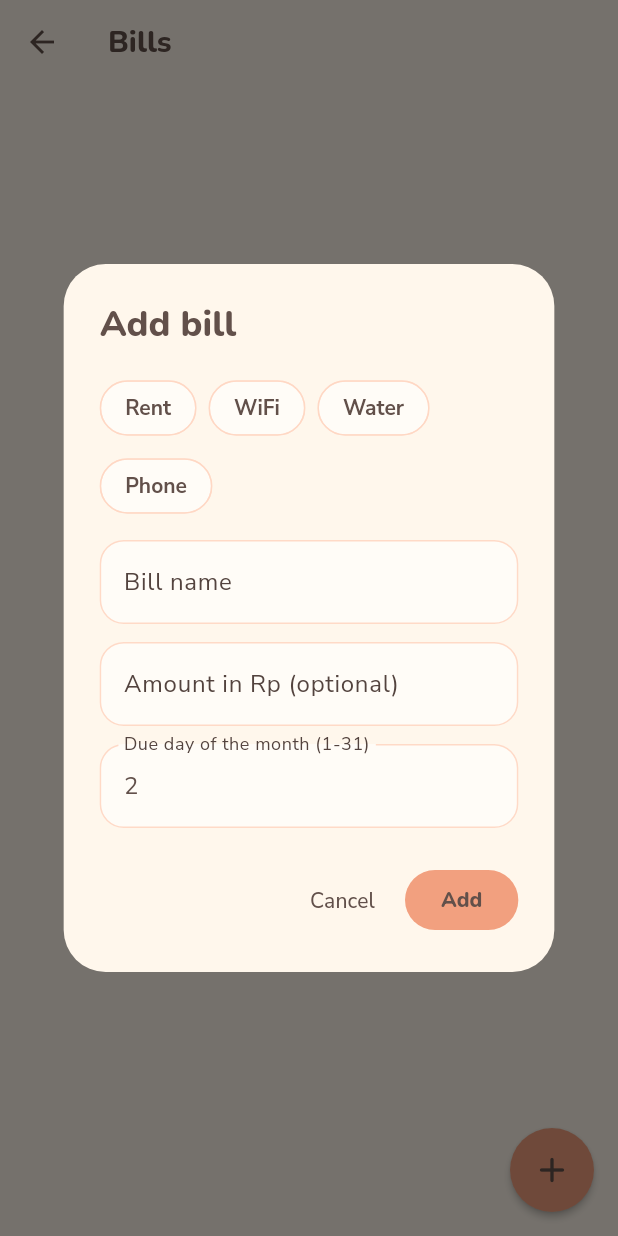
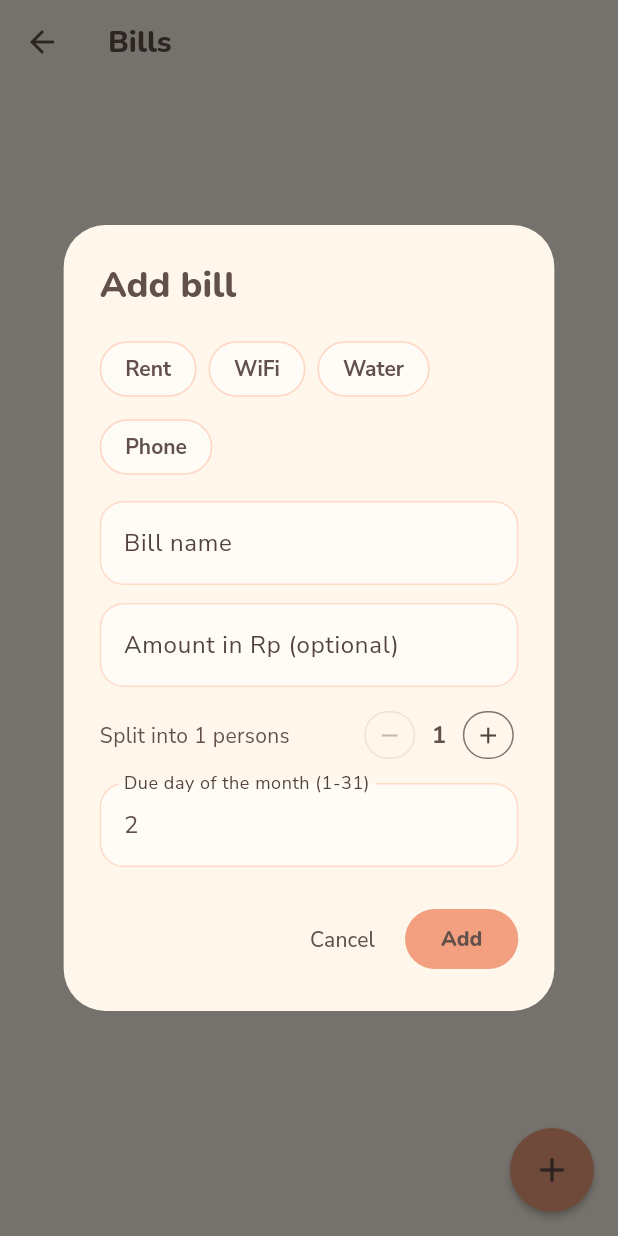
Before and after one commit to hyenavia/nesty, a Flutter app: the BillsScreen screen opened directly, after a tap on the "add" icon, on a phone screen of 412 x 824 dp. Run offline on Flutter 3.47's test engine with Material 3 defaults, Android fonts, the phone set to English and light mode, and no system bars; our stand-ins replace cloud_firestore, file_picker, firebase_auth, firebase_core, flutter_local_notifications, flutter_timezone and 4 more; accounts and stored records are empty; network calls fail.

Commit message:
feat: v0.8.0 split bill calculation, automated test suite, and disk profile photo storage

```diff
--- a/lib/core/l10n/app_strings.dart
+++ b/lib/core/l10n/app_strings.dart
@@ -299,6 +299,10 @@ class AppStrings {
     'bill_day': 'Due day of the month (1-31)',
     'bill_day_invalid': 'Enter 1 to 31',
     'bill_every': 'Every month on day {d}',
+    'bill_split': 'Split with roommates',
+    'bill_split_ways': 'Split into {n} persons',
+    'bill_my_share': 'My share: Rp {amount}',
+    'bill_split_badge': 'Split {n} (Rp {share}/person)',
     'bill_mark_paid': 'Mark paid',
     'bill_paid_msg': '{name} paid',
     'bill_preset_rent': 'Rent',
@@ -632,6 +636,10 @@ class AppStrings {
     'bill_day': 'Tanggal jatuh tempo (1-31)',
     'bill_day_invalid': 'Isi 1 sampai 31',
     'bill_every': 'Setiap bulan tanggal {d}',
+    'bill_split': 'Bagi dengan teman sekamar',
+    'bill_split_ways': 'Bagi {n} orang',
+    'bill_my_share': 'Bagian saya: Rp {amount}',
+    'bill_split_badge': 'Bagi {n} (Rp {share}/orang)',
     'bill_mark_paid': 'Tandai lunas',
     'bill_paid_msg': '{name} lunas',
     'bill_preset_rent': 'Sewa kos',
--- a/lib/core/update/update_checker.dart
+++ b/lib/core/update/update_checker.dart
@@ -72,7 +72,7 @@ class UpdateController extends ChangeNotifier {
 
 class UpdateCheckerService {
   /// Versi aplikasi saat ini. Selalu disinkronkan dengan pubspec.yaml.
-  static const currentVersion = '0.7.2';
+  static const currentVersion = '0.8.0';
 
   static const String _latestReleaseApi =
       'https://api.github.com/repos/hyenavia/nesty/releases/latest';
--- a/lib/features/bills/data/bill.dart
+++ b/lib/features/bills/data/bill.dart
@@ -6,6 +6,7 @@ class Bill {
     this.amountRp,
     required this.dayOfMonth,
     this.paidThrough,
+    this.splitWays = 1,
   });
 
   final String id;
@@ -13,6 +14,11 @@ class Bill {
   final int? amountRp;
   final int dayOfMonth; // 1..31 (short months use their last day)
   final String? paidThrough; // last paid cycle, "YYYY-MM"
+  final int splitWays; // 1 = pay full, 2 = split with 1 roommate, etc.
+
+  /// Returns user's portion when split with roommates.
+  int? get myShare =>
+      (amountRp != null && splitWays > 1) ? (amountRp! / splitWays).round() : amountRp;
 
   static String _key(int y, int m) => '$y-${m.toString().padLeft(2, '0')}';
 
@@ -52,12 +58,13 @@ class Bill {
     return (nextDue(n).difference(today).inHours / 24).round();
   }
 
-  Bill copyWith({String? paidThrough}) => Bill(
+  Bill copyWith({String? paidThrough, int? splitWays}) => Bill(
         id: id,
         name: name,
         amountRp: amountRp,
         dayOfMonth: dayOfMonth,
         paidThrough: paidThrough ?? this.paidThrough,
+        splitWays: splitWays ?? this.splitWays,
       );
 
   Map<String, dynamic> toJson() => {
@@ -66,6 +73,7 @@ class Bill {
         'amountRp': amountRp,
         'dayOfMonth': dayOfMonth,
         'paidThrough': paidThrough,
+        'splitWays': splitWays,
       };
 
   factory Bill.fromJson(Map<String, dynamic> j) => Bill(
@@ -74,5 +82,6 @@ class Bill {
         amountRp: (j['amountRp'] as num?)?.toInt(),
         dayOfMonth: (j['dayOfMonth'] as num).toInt().clamp(1, 31).toInt(),
         paidThrough: j['paidThrough'] as String?,
+        splitWays: (j['splitWays'] as num?)?.toInt() ?? 1,
       );
 }
--- a/lib/features/bills/widgets/add_bill_dialog.dart
+++ b/lib/features/bills/widgets/add_bill_dialog.dart
@@ -3,6 +3,8 @@ import 'package:flutter/services.dart';
 import 'package:provider/provider.dart';
 
 import '../../../core/l10n/app_strings.dart';
+import '../../../core/theme/app_colors.dart';
+import '../../../core/utils/format.dart';
 import '../data/bills_controller.dart';
 
 class AddBillDialog extends StatefulWidget {
@@ -24,6 +26,7 @@ class _AddBillDialogState extends State<AddBillDialog> {
   final _name = TextEditingController();
   final _amount = TextEditingController();
   final _day = TextEditingController(text: '${DateTime.now().day}');
+  int _splitWays = 1;
 
   @override
   void dispose() {
@@ -39,6 +42,7 @@ class _AddBillDialogState extends State<AddBillDialog> {
           name: _name.text.trim(),
           amountRp: int.tryParse(_amount.text.trim()),
           dayOfMonth: int.parse(_day.text.trim()),
+          splitWays: _splitWays,
         );
     Navigator.pop(context);
   }
@@ -46,6 +50,8 @@ class _AddBillDialogState extends State<AddBillDialog> {
   @override
   Widget build(BuildContext context) {
     final s = context.s;
+    final parsedAmount = int.tryParse(_amount.text.trim());
+
     return AlertDialog(
       title: Text(s.t('bill_add')),
       content: SingleChildScrollView(
@@ -80,6 +86,59 @@ class _AddBillDialogState extends State<AddBillDialog> {
                 keyboardType: TextInputType.number,
                 inputFormatters: [FilteringTextInputFormatter.digitsOnly],
                 decoration: InputDecoration(labelText: s.t('bill_amount')),
+                onChanged: (_) => setState(() {}),
+              ),
+              const SizedBox(height: 12),
+              Row(
+                children: [
+                  Expanded(
+                    child: Column(
+                      crossAxisAlignment: CrossAxisAlignment.start,
+                      children: [
+                        Text(
+                          s.t('bill_split_ways', {'n': '$_splitWays'}),
+                          style: Theme.of(context).textTheme.bodyMedium,
+                        ),
+                        if (_splitWays > 1 && parsedAmount != null)
+                          Text(
+                            s.t('bill_my_share', {
+                              'amount': fmtMoney(
+                                (parsedAmount / _splitWays).round(),
+                                s.lang,
+                              ),
+                            }),
+                            style:
+                                Theme.of(context).textTheme.bodySmall?.copyWith(
+                                      color: AppColors.mint,
+                                      fontWeight: FontWeight.w600,
+                                    ),
+                          ),
+                      ],
+                    ),
+                  ),
+                  IconButton.outlined(
+                    icon: const Icon(Icons.remove, size: 18),
+                    visualDensity: VisualDensity.compact,
+                    onPressed: _splitWays > 1
+                        ? () => setState(() => _splitWays--)
+                        : null,
+                  ),
+                  const SizedBox(width: 8),
+                  Text(
+                    '$_splitWays',
+                    style: Theme.of(context).textTheme.titleMedium?.copyWith(
+                          fontWeight: FontWeight.bold,
+                        ),
+                  ),
+                  const SizedBox(width: 8),
+                  IconButton.outlined(
+                    icon: const Icon(Icons.add, size: 18),
+                    visualDensity: VisualDensity.compact,
+                    onPressed: _splitWays < 10
+                        ? () => setState(() => _splitWays++)
+                        : null,
+                  ),
+                ],
               ),
               const SizedBox(height: 12),
               TextFormField(
--- a/pubspec.yaml
+++ b/pubspec.yaml
@@ -1,7 +1,7 @@
 name: nesty
 description: "Nesty - Little Things, Taken Care Of."
 publish_to: 'none'
-version: 0.7.2+8
+version: 0.8.0+9
 
 environment:
   sdk: ^3.10.0
```
Also changed, not shown: lib/core/utils/photo_service.dart (+65 -10 lines), lib/features/bills/bills_screen.dart (+13 -0 lines), lib/features/bills/data/bills_controller.dart (+7 -1 lines), lib/features/profile/profile_controller.dart (+67 -31 lines), lib/features/settings/app_changelog.dart (+24 -1 lines), 11 other files.
